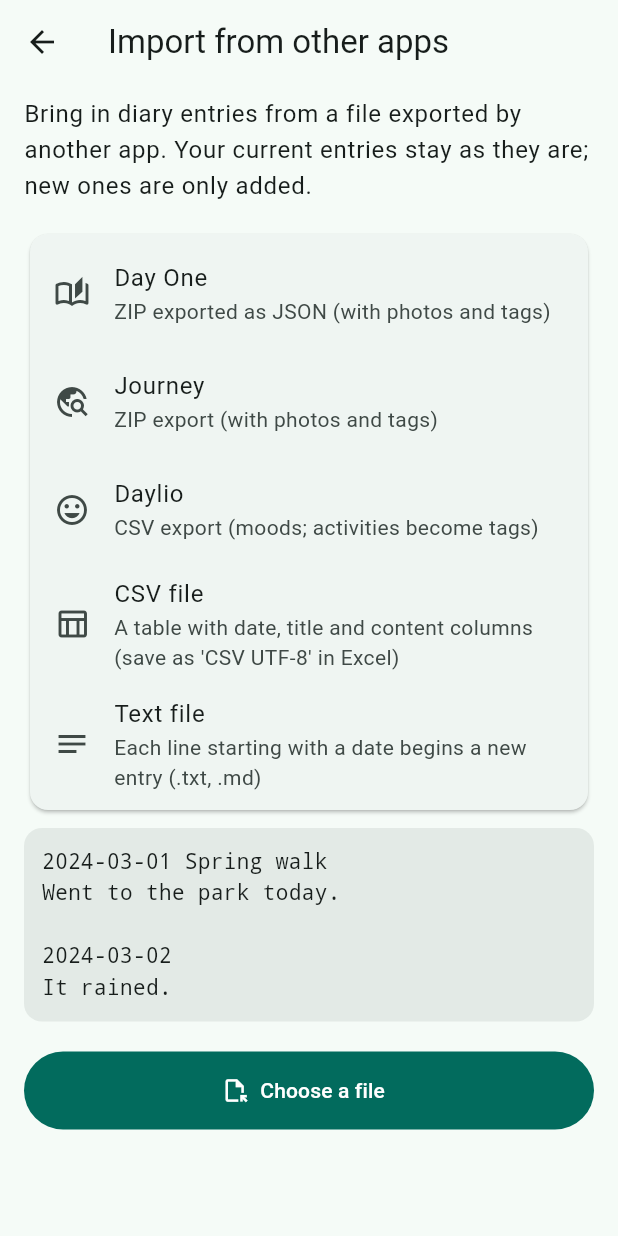
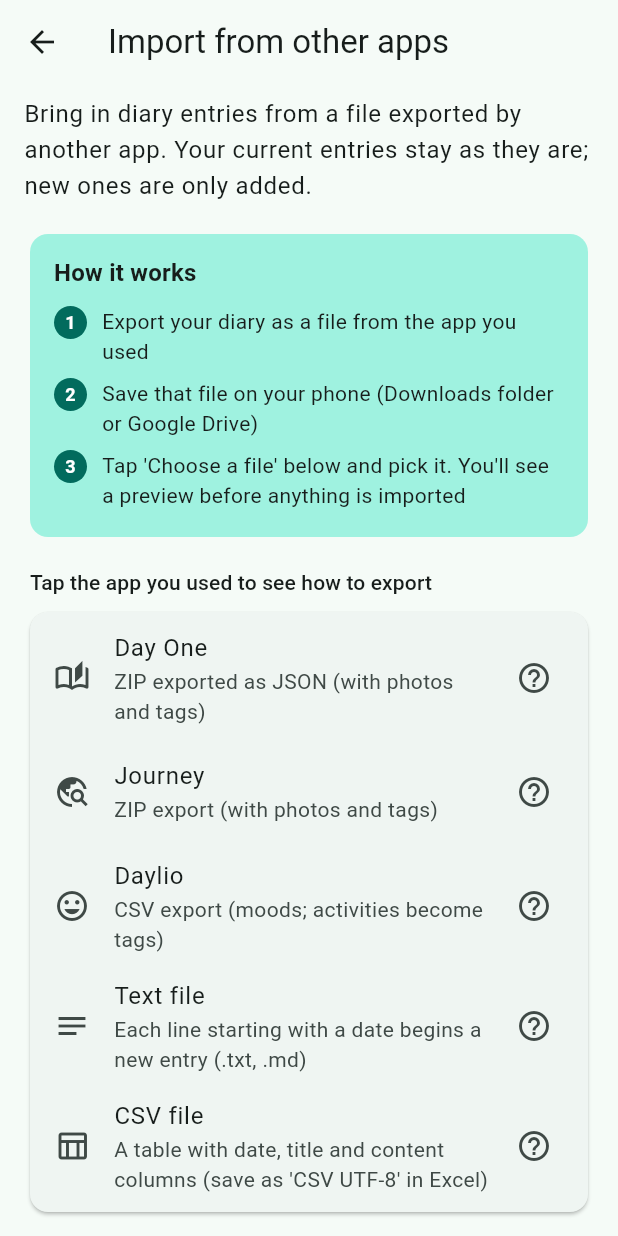
Before and after one commit to rhsung1004-ctrl/Diary, a Flutter app: the ImportScreen screen opened directly, on a phone screen of 412 x 824 dp. Run offline on Flutter 3.47's test engine with Material 3 defaults, Android fonts, the phone set to English and light mode, and no system bars; our stand-ins replace audioplayers, cross_file, file_picker, flutter_local_notifications, google_sign_in, image_picker and 7 more; missing offline and left inert: extension_google_sign_in_as_googleapis_auth, googleapis, home_widget, record; generated files the repository leaves out were written again; Roboto replaces fonts that are missing (Pretendard); statements that could not run were skipped.

Commit message:
일기 가져오기: 3단계 안내 + 앱별 내보내는 방법
Co-Authored-By: Claude Opus 5.5 <noreply@anthropic.com>
Claude-Session: https://claude.ai/code/session_012ZxAHG6ngqS3zgPbB4wbbK

```diff
--- a/lib/l10n/app_en.arb
+++ b/lib/l10n/app_en.arb
@@ -460,5 +460,20 @@
   "impErrEncoding": "Couldn't read the text. Please save the file as UTF-8 (Excel: Save As → CSV UTF-8)",
   "impErrNoEntries": "No entries found. Make sure the file includes dates",
   "impErrBroken": "The file is damaged or can't be opened",
-  "impErrUnsupported": "This file format isn't supported"
+  "impErrUnsupported": "This file format isn't supported",
+  "impHowTitle": "How it works",
+  "impStep1": "Export your diary as a file from the app you used",
+  "impStep2": "Save that file on your phone (Downloads folder or Google Drive)",
+  "impStep3": "Tap 'Choose a file' below and pick it. You'll see a preview before anything is imported",
+  "impTapForHow": "Tap the app you used to see how to export",
+  "impHowSheetTitle": "Moving from {app}",
+  "impExample": "Example",
+  "impPickReady": "My file is ready · Choose a file",
+  "impGuideNote": "Menu names may differ slightly depending on the app version and language.",
+  "impGuideDayOne": "1. In Day One, go to Settings → Sync and turn off 'Optimize Local Media Storage'. Wait until all photos have downloaded\n2. Go to Settings → Export\n3. Choose JSON\n4. When it's done, tap 'Save to device' in the notification to save the zip file\n\nOn iPhone: Settings → Import/Export → choose the journal → JSON. Then move the file to your Android phone.",
+  "impGuideJourney": "1. In Journey, go to Settings → Data & Cloud Services\n2. Choose the cloud service you use\n3. Tap Export/Backup to create a ZIP file\n4. Save the zip file on your phone\n\nTo move a single entry, open it and tap Share → Export to ZIP.",
+  "impGuideDaylio": "1. In Daylio, tap 'More' at the bottom\n2. Tap 'Export Entries'\n3. Choose 'CSV (table)' (works in the free version too)\n4. Pick where to save it (Downloads folder or Drive)\n\nMoods become LifeBox mood emojis and activities become tags.",
+  "impGuideText": "For a diary you kept in a notes app or elsewhere:\n1. Start each entry with a date on its own line (2024-03-01, 2024.03.01 and 2024/03/01 all work)\n2. Text after the date becomes the title; the lines below, up to the next date, become the entry\n3. Save everything as a .txt file (use your notes app's 'Export/Share as text' or a text editor on your computer)\n4. Move the file to your phone",
+  "impGuideCsv": "For a diary kept in Excel or Google Sheets:\n1. Put headers in the first row: date, title, content (mood and tags columns are optional)\n2. Write one entry per row\n3. Excel: Save As → 'CSV UTF-8 (Comma delimited)'\n   Google Sheets: File → Download → CSV\n4. Move the file to your phone",
+  "impCsvExample": "date,title,content,mood\n2024-03-01,Spring walk,Went to the park,good\n2024-03-02,,It rained,"
 }
--- a/lib/l10n/app_ja.arb
+++ b/lib/l10n/app_ja.arb
@@ -460,5 +460,20 @@
   "impErrEncoding": "文字を読み取れません。ファイルをUTF-8で保存してください（Excel：名前を付けて保存 → CSV UTF-8）",
   "impErrNoEntries": "取り込める日記が見つかりませんでした。日付が入っているか確認してください",
   "impErrBroken": "ファイルが壊れているか、開けません",
-  "impErrUnsupported": "対応していないファイル形式です"
+  "impErrUnsupported": "対応していないファイル形式です",
+  "impHowTitle": "移し方",
+  "impStep1": "使っていたアプリで日記をファイルに書き出します",
+  "impStep2": "書き出したファイルをスマホに保存します（ダウンロードフォルダやGoogleドライブ）",
+  "impStep3": "下の「ファイルを選ぶ」でそのファイルを選ぶと、取り込む前に内容を確認できます",
+  "impTapForHow": "使っていたアプリをタップすると書き出し方を案内します",
+  "impHowSheetTitle": "{app}から移す",
+  "impExample": "例",
+  "impPickReady": "ファイルを用意しました · ファイルを選ぶ",
+  "impGuideNote": "メニュー名はアプリのバージョンや言語設定によって少し異なる場合があります。",
+  "impGuideDayOne": "1. Day Oneで 設定 → 同期（Sync）を開き、「ローカルメディアの保存を最適化」をオフにします。写真がすべてダウンロードされるまで待ちます\n2. 設定 → 書き出し（Export）をタップ\n3. 形式でJSONを選びます\n4. 完了の通知で「デバイスに保存」をタップしてzipファイルを保存します\n\niPhoneの場合：設定 → 読み込み/書き出し → 日記を選択 → JSON。作ったファイルをAndroidのスマホに移してください。",
+  "impGuideJourney": "1. Journeyで 設定 → データとクラウドサービス（Data & Cloud Services）を開きます\n2. 使っているクラウドサービスを選びます\n3. 書き出し/バックアップ（Export/Backup）でZIPファイルを作ります\n4. できたzipファイルをスマホに保存します\n\n日記1件だけなら、日記を開いて 共有 → ZIPに書き出し でもできます。",
+  "impGuideDaylio": "1. Daylioの下にある「その他（More）」をタップ\n2. 「エントリーを書き出す（Export Entries）」をタップ\n3. 「CSV（表）」を選びます（無料版でも使えます）\n4. 保存先を選んでスマホ（ダウンロードフォルダやドライブ）に保存します\n\n気分はLifeBoxの気分の絵文字に、アクティビティはタグになります。",
+  "impGuideText": "メモアプリなどに書いていた日記はこう用意します。\n1. 日記ごとに、最初の行を日付で始めます（2024/03/01、2024-03-01、2024.03.01 どれでもOK）\n2. 日付の後ろの文字はタイトルに、次の行から次の日付までが本文になります\n3. 全体を.txtファイルで保存します（メモアプリの「テキストで書き出し・共有」やパソコンのメモ帳など）\n4. 保存したファイルをスマホに移します",
+  "impGuideCsv": "ExcelやGoogleスプレッドシートでまとめた日記はこう用意します。\n1. 1行目に見出しを書きます：日付、タイトル、内容（気分・タグの列はあってもなくてもOK）\n2. 1行に日記1件ずつ書きます\n3. Excel：名前を付けて保存 → 「CSV UTF-8（コンマ区切り）」\n   Googleスプレッドシート：ファイル → ダウンロード → CSV\n4. 保存したファイルをスマホに移します",
+  "impCsvExample": "日付,タイトル,内容,気分\n2024-03-01,春の散歩,公園に行った,良い\n2024-03-02,,雨が降った,"
 }
--- a/lib/l10n/app_ko.arb
+++ b/lib/l10n/app_ko.arb
@@ -914,5 +914,27 @@
         "type": "int"
       }
     }
+  },
+  "impHowTitle": "이렇게 옮겨요",
+  "impStep1": "쓰던 앱에서 일기를 파일로 내보내요",
+  "impStep2": "내보낸 파일을 휴대폰에 저장해요 (다운로드 폴더나 구글 드라이브)",
+  "impStep3": "아래 '파일 고르기'를 눌러 그 파일을 선택하면, 가져오기 전에 미리 확인할 수 있어요",
+  "impTapForHow": "쓰던 앱을 누르면 내보내는 방법을 알려 드려요",
+  "impHowSheetTitle": "{app} 일기 옮기기",
+  "impExample": "예시",
+  "impPickReady": "파일을 준비했어요 · 파일 고르기",
+  "impGuideNote": "메뉴 이름은 앱 버전이나 언어 설정에 따라 조금 다를 수 있어요.",
+  "impGuideDayOne": "1. Day One 앱에서 설정 → 동기화(Sync)로 가서 '로컬 미디어 저장 공간 최적화'를 꺼 주세요. 사진을 모두 내려받을 때까지 잠시 기다려요\n2. 설정 → 내보내기(Export)를 눌러요\n3. 형식으로 JSON을 골라요\n4. 완료 알림에서 '기기에 저장'을 눌러 zip 파일을 저장해요\n\n아이폰은 설정 → 가져오기/내보내기 → 일기장 선택 → JSON 순서예요. 만든 파일을 안드로이드 폰으로 옮겨 주세요.",
+  "impGuideJourney": "1. Journey 앱에서 설정 → 데이터 및 클라우드 서비스(Data & Cloud Services)로 가요\n2. 사용 중인 클라우드 서비스를 골라요\n3. 내보내기/백업(Export/Backup)을 눌러 ZIP 파일을 만들어요\n4. 만들어진 zip 파일을 휴대폰에 저장해요\n\n일기 하나만 옮길 때는 일기를 열고 공유 → 'ZIP으로 내보내기'를 눌러도 돼요.",
+  "impGuideDaylio": "1. Daylio 앱 아래쪽의 '더 보기(More)'를 눌러요\n2. '항목 내보내기(Export Entries)'를 눌러요\n3. 'CSV(표)'를 골라요 (무료 버전에서도 돼요)\n4. 저장할 곳을 골라 휴대폰(다운로드 폴더나 드라이브)에 저장해요\n\n기분은 LifeBox 기분 이모지로, 활동은 태그로 바뀌어요.",
+  "impGuideText": "메모 앱이나 다른 곳에 써 둔 일기는 이렇게 준비해요.\n1. 일기마다 첫 줄을 날짜로 시작해요 (2024.03.01, 2024-03-01, 2024년 3월 1일 모두 돼요)\n2. 날짜 뒤에 쓴 글은 제목이 되고, 다음 줄부터 다음 날짜 전까지가 본문이 돼요\n3. 전체를 .txt 파일로 저장해요 (메모 앱의 '텍스트로 내보내기·공유'나 PC 메모장을 쓰면 돼요)\n4. 저장한 파일을 휴대폰으로 옮겨요",
+  "impGuideCsv": "엑셀이나 구글 스프레드시트로 정리한 일기는 이렇게 준비해요.\n1. 첫 줄에 머리글을 써요: 날짜, 제목, 내용 (기분·태그 열은 있어도 되고 없어도 돼요)\n2. 한 줄에 일기 하나씩 적어요\n3. 엑셀: 다른 이름으로 저장 → 'CSV UTF-8(쉼표로 분리)'\n   구글 스프레드시트: 파일 → 다운로드 → CSV\n4. 저장한 파일을 휴대폰으로 옮겨요",
+  "impCsvExample": "날짜,제목,내용,기분\n2024-03-01,봄 산책,공원에 다녀왔다,좋음\n2024-03-02,,비가 왔다,",
+  "@impHowSheetTitle": {
+    "placeholders": {
+      "app": {
+        "type": "String"
+      }
+    }
   }
 }
--- a/lib/screens/import.dart
+++ b/lib/screens/import.dart
@@ -92,27 +92,48 @@ class _ImportScreenState extends State<ImportScreen> {
         Text(tr.impIntro, style: t.textTheme.bodyLarge?.copyWith(height: 1.5)),
         const SizedBox(height: 16),
         if (p == null) ...[
+          // 3단계 안내
+          Card(
+            elevation: 0,
+            color: t.colorScheme.primaryContainer,
+            child: Padding(
+              padding: const EdgeInsets.fromLTRB(16, 14, 16, 10),
+              child: Column(crossAxisAlignment: CrossAxisAlignment.start, children: [
+                Text(tr.impHowTitle, style: t.textTheme.titleMedium?.copyWith(fontWeight: FontWeight.bold)),
+                const SizedBox(height: 10),
+                for (final (i, step) in [tr.impStep1, tr.impStep2, tr.impStep3].indexed)
+                  Padding(
+                    padding: const EdgeInsets.only(bottom: 8),
+                    child: Row(crossAxisAlignment: CrossAxisAlignment.start, children: [
+                      CircleAvatar(
+                        radius: 11,
+                        backgroundColor: t.colorScheme.primary,
+                        child: Text('${i + 1}',
+                            style: TextStyle(fontSize: 12, color: t.colorScheme.onPrimary, fontWeight: FontWeight.bold)),
+                      ),
+                      const SizedBox(width: 10),
+                      Expanded(child: Text(step, style: t.textTheme.bodyMedium?.copyWith(height: 1.4))),
+                    ]),
+                  ),
+              ]),
+            ),
+          ),
+          const SizedBox(height: 16),
+          Padding(
+            padding: const EdgeInsets.only(left: 4, bottom: 6),
+            child: Text(tr.impTapForHow, style: t.textTheme.titleSmall),
+          ),
           Card(
             child: Padding(
               padding: const EdgeInsets.symmetric(vertical: 4),
               child: Column(children: [
-                _fmt(Icons.auto_stories_outlined, 'Day One', tr.impDayOne),
-                _fmt(Icons.travel_explore_outlined, 'Journey', tr.impJourney),
-                _fmt(Icons.mood_outlined, 'Daylio', tr.impDaylio),
-                _fmt(Icons.table_chart_outlined, tr.impFmtCsv, tr.impCsv),
-                _fmt(Icons.notes_outlined, tr.impFmtText, tr.impText),
+                _fmt(Icons.auto_stories_outlined, 'Day One', tr.impDayOne, tr.impGuideDayOne),
+                _fmt(Icons.travel_explore_outlined, 'Journey', tr.impJourney, tr.impGuideJourney),
+                _fmt(Icons.mood_outlined, 'Daylio', tr.impDaylio, tr.impGuideDaylio),
+                _fmt(Icons.notes_outlined, tr.impFmtText, tr.impText, tr.impGuideText, example: tr.impTextExample),
+                _fmt(Icons.table_chart_outlined, tr.impFmtCsv, tr.impCsv, tr.impGuideCsv, example: tr.impCsvExample),
               ]),
             ),
-          ),
-          const SizedBox(height: 8),
-          Container(
-            padding: const EdgeInsets.all(12),
-            decoration: BoxDecoration(
-              color: t.colorScheme.surfaceContainerHigh,
-              borderRadius: BorderRadius.circular(12),
-            ),
-            child: Text(tr.impTextExample,
-                style: t.textTheme.bodyMedium?.copyWith(fontFamily: 'monospace', height: 1.5)),
           ),
           const SizedBox(height: 20),
           if (_error != null) ...[
@@ -188,9 +209,68 @@ class _ImportScreenState extends State<ImportScreen> {
     );
   }
 
-  Widget _fmt(IconData icon, String name, String desc) => ListTile(
+  Widget _fmt(IconData icon, String name, String desc, String guide, {String? example}) => ListTile(
         leading: Icon(icon),
         title: Text(name),
         subtitle: Text(desc),
+        trailing: const Icon(Icons.help_outline),
+        onTap: () => _showGuide(name, guide, example),
       );
+
+  /// 앱별 내보내는 방법
+  void _showGuide(String name, String guide, String? example) {
+    showModalBottomSheet<void>(
+      context: context,
+      isScrollControlled: true,
+      showDragHandle: true,
+      builder: (ctx) {
+        final t = Theme.of(ctx);
+        return SafeArea(
+          child: ConstrainedBox(
+            constraints: BoxConstraints(maxHeight: MediaQuery.of(ctx).size.height * 0.85),
+            child: SingleChildScrollView(
+              padding: const EdgeInsets.fromLTRB(20, 0, 20, 16),
+              child: Column(crossAxisAlignment: CrossAxisAlignment.start, children: [
+                Text(tr.impHowSheetTitle(name),
+                    style: t.textTheme.titleLarge?.copyWith(fontWeight: FontWeight.bold)),
+                const SizedBox(height: 14),
+                Text(guide, style: t.textTheme.bodyLarge?.copyWith(height: 1.6)),
+                if (example != null) ...[
+                  const SizedBox(height: 14),
+                  Text(tr.impExample, style: t.textTheme.titleSmall),
+                  const SizedBox(height: 6),
+                  Container(
+                    width: double.infinity,
+                    padding: const EdgeInsets.all(12),
+                    decoration: BoxDecoration(
+                      color: t.colorScheme.surfaceContainerHigh,
+                      borderRadius: BorderRadius.circular(12),
+                    ),
+                    child: Text(example,
+                        style: t.textTheme.bodyMedium?.copyWith(fontFamily: 'monospace', height: 1.5)),
+                  ),
+                ],
+                const SizedBox(height: 12),
+                Text(tr.impGuideNote,
+                    style: t.textTheme.bodySmall?.copyWith(color: t.colorScheme.onSurfaceVariant)),
+                const SizedBox(height: 16),
+                SizedBox(
+                  width: double.infinity,
+                  height: 50,
+                  child: FilledButton.icon(
+                    icon: const Icon(Icons.file_open_outlined),
+                    label: Text(tr.impPickReady),
+                    onPressed: () {
+                      Navigator.pop(ctx);
+                      _pick();
+                    },
+                  ),
+                ),
+              ]),
+            ),
+          ),
+        );
+      },
+    );
+  }
 }
```
